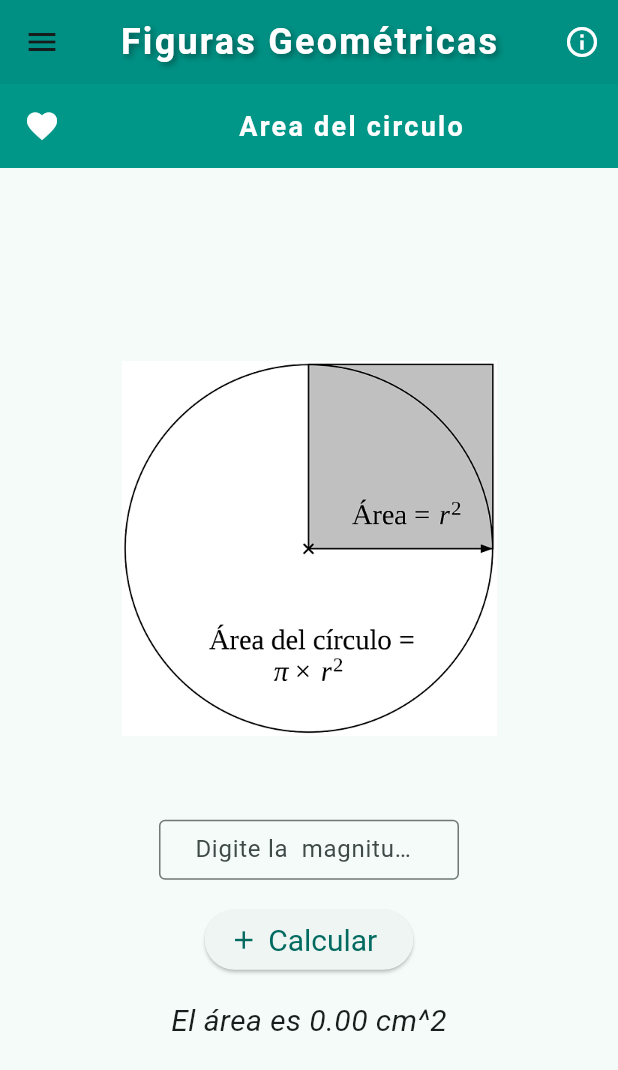
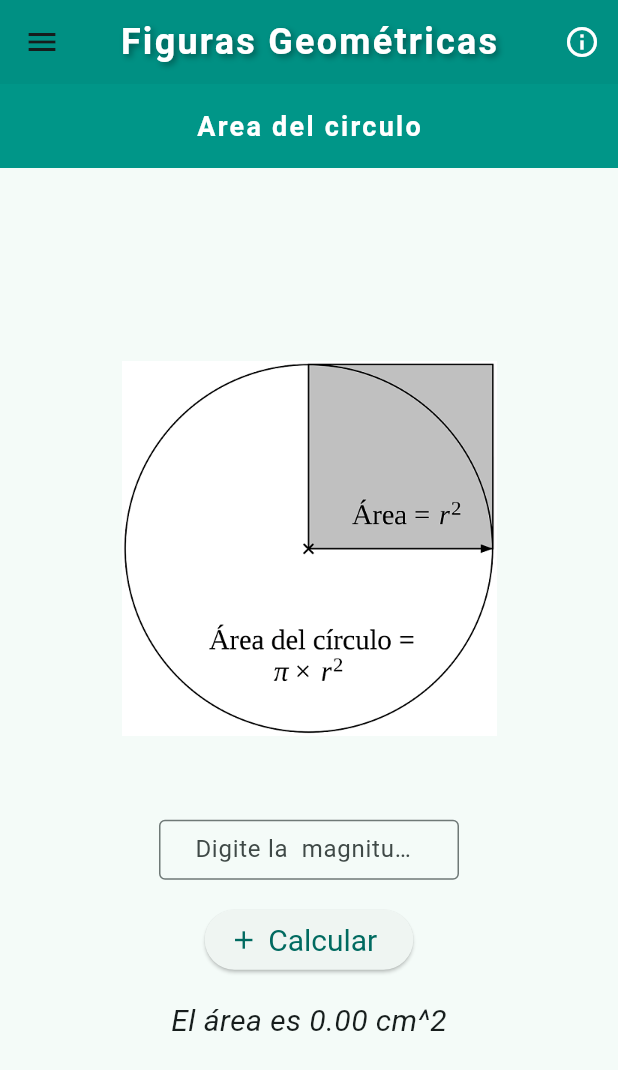
Before and after one commit to UdeA-20242-TeamB/lab02_TeamB, a Flutter app: the screen it shows after launch, on a phone screen of 412 x 824 dp. Shown: the top 1070 px of the screen. Run offline on Flutter 3.47's test engine with Material 3 defaults, Android fonts, the phone set to English and light mode, and no system bars; missing offline and left inert: flutter_math_fork.

Commit message:
Final changes

```diff
--- a/lib/pages/area_circle.dart
+++ b/lib/pages/area_circle.dart
@@ -25,10 +25,6 @@ class _AreaCircleState extends State<AreaCircle> {
   Widget build(BuildContext context) {
     return Scaffold(
       appBar: AppBar(
-        leading: Icon(
-          Icons.favorite, // Ícono de corazón vacío
-          color: Colors.white,    // Color blanco
-        ),
         title: const Center(
           child: Text(
             'Area del circulo',
@@ -40,6 +36,7 @@ class _AreaCircleState extends State<AreaCircle> {
             ),
           ),
         ),
+        centerTitle: true,
         backgroundColor: Colors.teal,
       ),
       body: Padding(
--- a/lib/pages/drawer_page.dart
+++ b/lib/pages/drawer_page.dart
@@ -74,7 +74,7 @@ class _DrawerPageState extends State<DrawerPage> {
                   return AlertDialog(
                     title: const Text('Información'),
                     content: const Text(
-                        'Esta es una aplicación para calcular áreas y perímetros de distintas figuras geométricas. Realizado por un grupo de 8 integrantes a través del control de versiones de GitHub.'),
+                        'Esta es una aplicación para calcular áreas y perímetros de distintas figuras geométricas. Realizado por un grupo de 6 integrantes a través del control de versiones de GitHub.'),
                     actions: [
                       TextButton(
                         child: const Text('Cerrar'),
```
Also changed, not shown: lib/pages/area_triangle.dart (+8 -1 lines), lib/pages/perimeter_square.dart (+8 -1 lines).
